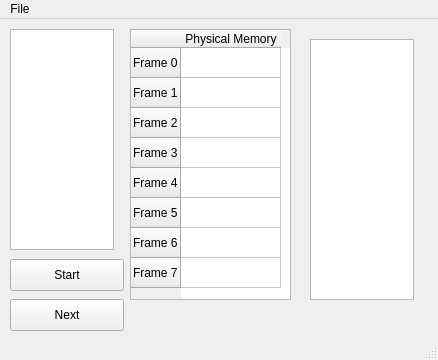
bhberson/QtMemoryManager, file memorymanager.ui: the form before one commit.
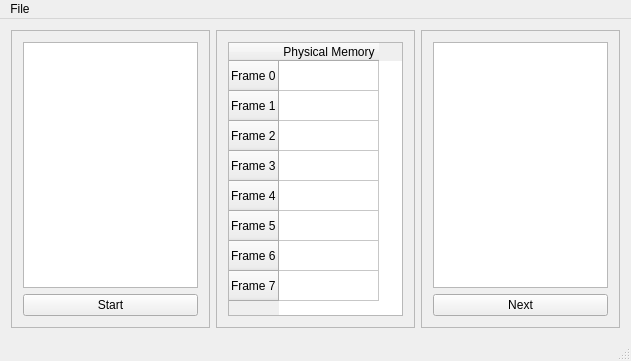
The form after the commit.

```diff
--- a/memorymanager.ui
+++ b/memorymanager.ui
@@ -6,49 +6,48 @@
    <rect>
     <x>0</x>
     <y>0</y>
-    <width>438</width>
-    <height>360</height>
+    <width>631</width>
+    <height>361</height>
    </rect>
   </property>
   <property name="windowTitle">
    <string>MemoryManager</string>
   </property>
   <widget class="QWidget" name="centralWidget">
+   <layout class="QHBoxLayout" name="horizontalLayout">
+    <item>
+     <widget class="QFrame" name="leftFrame">
+      <property name="frameShape">
+       <enum>QFrame::StyledPanel</enum>
+      </property>
+      <property name="frameShadow">
+       <enum>QFrame::Raised</enum>
+      </property>
+      <layout class="QVBoxLayout" name="verticalLayout">
+       <item>
+        <widget class="QPlainTextEdit" name="inputTextEdit"/>
+       </item>
+       <item>
    <widget class="QPushButton" name="startButton">
-    <property name="geometry">
-     <rect>
-      <x>10</x>
-      <y>240</y>
-      <width>114</width>
-      <height>32</height>
-     </rect>
-    </property>
     <property name="text">
      <string>Start</string>
     </property>
    </widget>
-   <widget class="QPushButton" name="nextButton">
-    <property name="geometry">
-     <rect>
-      <x>10</x>
-      <y>280</y>
-      <width>114</width>
-      <height>32</height>
-     </rect>
-    </property>
-    <property name="text">
-     <string>Next</string>
-    </property>
-   </widget>
+       </item>
+      </layout>
+     </widget>
+    </item>
+    <item>
+     <widget class="QFrame" name="middleFrame">
+      <property name="frameShape">
+       <enum>QFrame::StyledPanel</enum>
+      </property>
+      <property name="frameShadow">
+       <enum>QFrame::Raised</enum>
+      </property>
+      <layout class="QVBoxLayout" name="verticalLayout_2">
+       <item>
    <widget class="QTableWidget" name="pageTableWidget">
-    <property name="geometry">
-     <rect>
-      <x>130</x>
-      <y>10</y>
-      <width>161</width>
-      <height>271</height>
-     </rect>
-    </property>
     <row>
      <property name="text">
       <string>Frame 0</string>
@@ -95,33 +94,40 @@
      </property>
     </column>
    </widget>
-   <widget class="QPlainTextEdit" name="inputTextEdit">
-    <property name="geometry">
-     <rect>
-      <x>10</x>
-      <y>10</y>
-      <width>104</width>
-      <height>221</height>
-     </rect>
-    </property>
-   </widget>
-   <widget class="QPlainTextEdit" name="outputTextEdit">
-    <property name="geometry">
-     <rect>
-      <x>310</x>
-      <y>20</y>
-      <width>104</width>
-      <height>261</height>
-     </rect>
-    </property>
-   </widget>
+       </item>
+      </layout>
+     </widget>
+    </item>
+    <item>
+     <widget class="QFrame" name="rightFrame">
+      <property name="frameShape">
+       <enum>QFrame::StyledPanel</enum>
+      </property>
+      <property name="frameShadow">
+       <enum>QFrame::Raised</enum>
+      </property>
+      <layout class="QVBoxLayout" name="verticalLayout_3">
+       <item>
+        <widget class="QPlainTextEdit" name="outputTextEdit"/>
+       </item>
+       <item>
+        <widget class="QPushButton" name="nextButton">
+         <property name="text">
+          <string>Next</string>
+         </property>
+        </widget>
+       </item>
+      </layout>
+     </widget>
+    </item>
+   </layout>
   </widget>
   <widget class="QMenuBar" name="menuBar">
    <property name="geometry">
     <rect>
      <x>0</x>
      <y>0</y>
-     <width>438</width>
+     <width>631</width>
      <height>22</height>
     </rect>
    </property>
```
Lines whose indentation alone changed are shown as unchanged.
